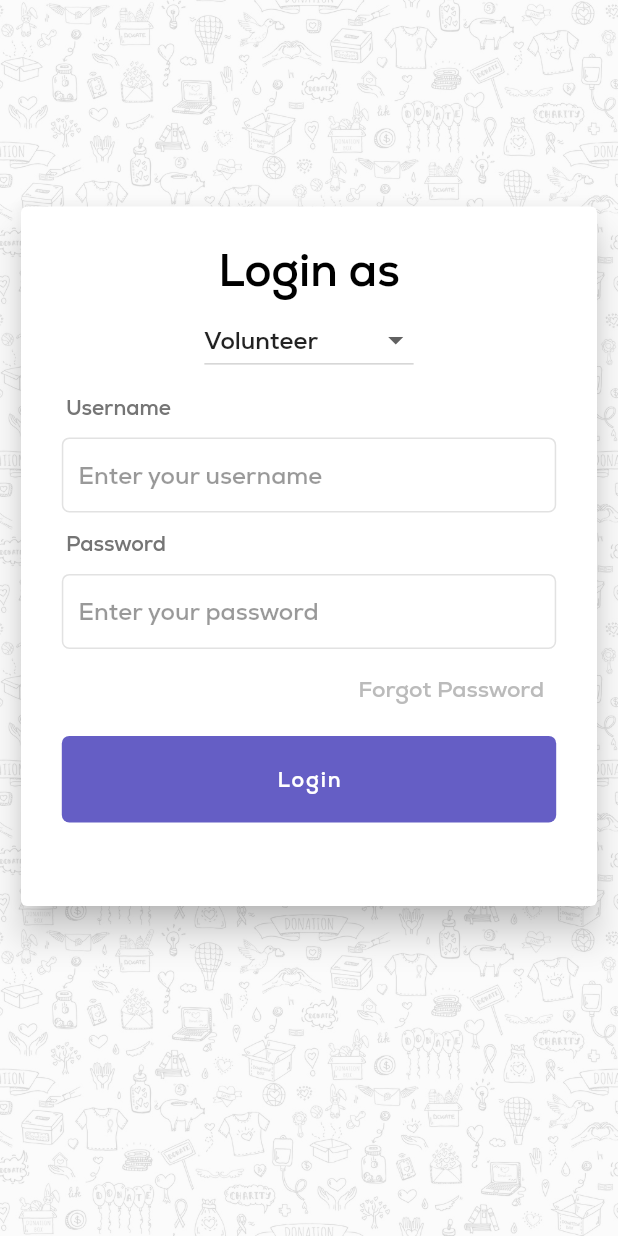
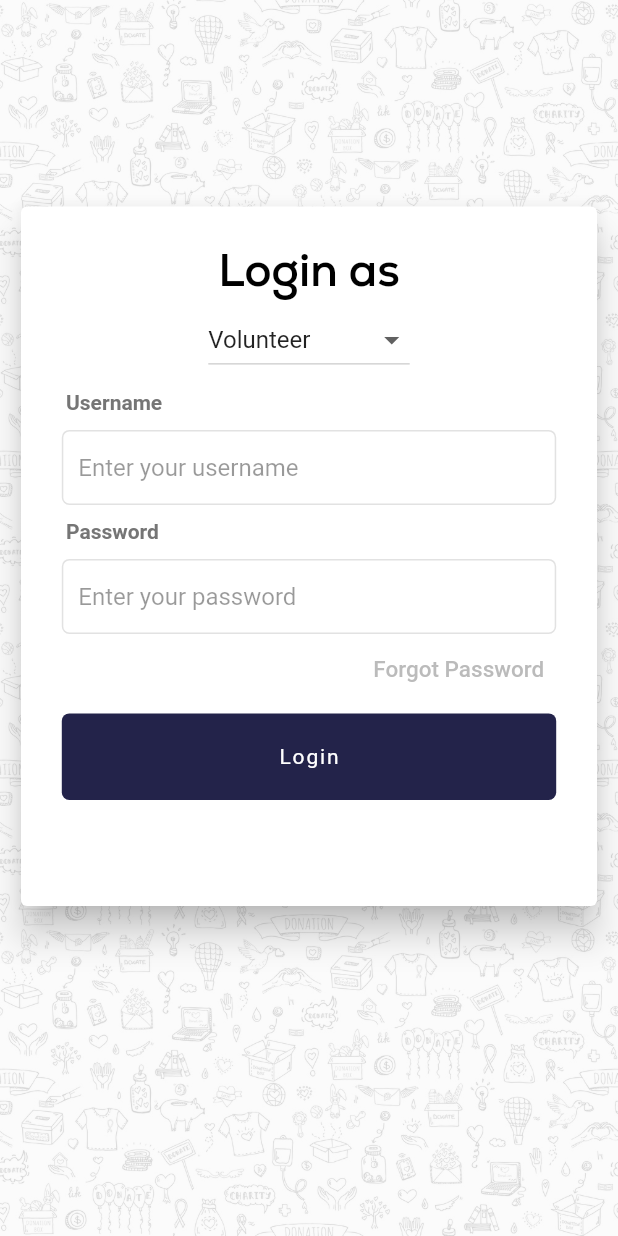
Before and after one commit to AswinKalathil/nss_connect, a Flutter app: the screen it shows after launch, after a tap on "Skip", on a phone screen of 412 x 824 dp. Run offline on Flutter 3.47's test engine with Material 2 defaults, Android fonts, the light colour scheme and no system bars; our stand-ins replace animated_splash_screen, page_transition, smooth_page_indicator.

Commit message:
colors added

```diff
--- a/nss_connect/lib/colors.dart
+++ b/nss_connect/lib/colors.dart
@@ -1,17 +1,22 @@
 import 'package:flutter/material.dart';
 
-final primaryViolet = MaterialColor(
-  0xFF322864,
+final primaryColor = const MaterialColor(
+  0xFF5F5FA8,
   <int, Color>{
     50: Color(0xFFF3E5F9),
-    100: Color(0xFFE0C8F2),
-    200: Color(0xFFC6A6E9),
-    300: Color(0xFFAB84E0),
-    400: Color(0xFF9569D9),
-    500: Color(0xFF7F4ED2),
-    600: Color(0xFF7448CD),
-    700: Color(0xFF683FC8),
-    800: Color(0xFF5D37C3),
-    900: Color(0xFF7550B9),
   },
 );
+
+final secondaryColor = const MaterialColor(
+  0xFFF15C5C,
+  <int, Color>{
+    50: Color(0xFFF3E5F9),
+  },
+);
+
+final primaryButton = const MaterialColor(
+  0xFF23234A,
+  <int, Color>{
+    50: Color(0xFFECECFF),
+  },
+);
--- a/nss_connect/lib/longButton.dart
+++ b/nss_connect/lib/longButton.dart
@@ -1,4 +1,5 @@
 import 'package:flutter/material.dart';
+import 'colors.dart';
 
 class LongButton extends StatelessWidget {
   final String buttonText;
@@ -20,7 +21,7 @@ class LongButton extends StatelessWidget {
             horizontal: 12,
           ),
           decoration: BoxDecoration(
-            color: Color.fromARGB(255, 35, 25, 173).withOpacity(0.7),
+            color: primaryButton,
             borderRadius: BorderRadius.all(Radius.circular(5)),
           ),
           child: Center(
--- a/nss_connect/lib/main.dart
+++ b/nss_connect/lib/main.dart
@@ -18,9 +18,13 @@ class MyApp extends StatelessWidget {
   Widget build(BuildContext context) {
     return MaterialApp(
         debugShowCheckedModeBanner: false,
-        theme: ThemeData(
-          primarySwatch: primaryViolet,
-          fontFamily: 'Nexa',
+        theme: ThemeData().copyWith(
+          buttonTheme:
+              ThemeData().buttonTheme.copyWith(buttonColor: primaryButton),
+          colorScheme: ThemeData().colorScheme.copyWith(
+                primary: primaryColor,
+                secondary: secondaryColor,
+              ),
         ),
         // initialRoute: Home.id,
         routes: {
--- a/nss_connect/lib/otpDialog.dart
+++ b/nss_connect/lib/otpDialog.dart
@@ -1,5 +1,6 @@
 import 'package:flutter/material.dart';
 import 'package:flutter/services.dart';
+import 'package:nss_connect/colors.dart';
 
 import 'cfmdta.dart';
 
@@ -140,8 +141,11 @@ void displayBottomSheet(BuildContext context) {
                   ),
                 ),
                 ElevatedButton(
+                  style: ButtonStyle(backgroundColor:  MaterialStateProperty.all<Color>(primaryButton)),
                   child: const Text('Submit'),
-                  onPressed: () => Navigator.pop(context),
+                  onPressed: () {
+                    Navigator.pop(context);
+                  },
                 ),
               ],
             ),
```
